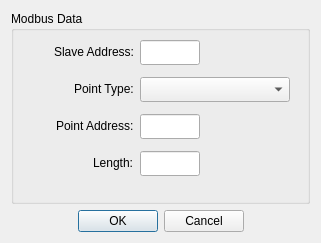
sanny32/OpenModSim, file omodsim/dialogs/dialogdisplaydefinition.ui: the form before one commit.
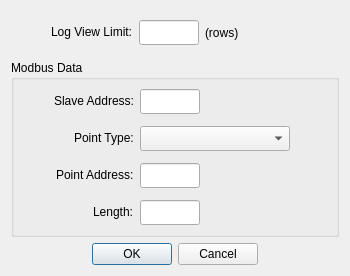
The form after the commit. Custom widgets are drawn as their Qt base class.

Commit message: Developing new log view

Patch:
```diff
--- a/omodsim/dialogs/dialogdisplaydefinition.ui
+++ b/omodsim/dialogs/dialogdisplaydefinition.ui
@@ -6,14 +6,76 @@
    <rect>
     <x>0</x>
     <y>0</y>
-    <width>321</width>
-    <height>243</height>
+    <width>350</width>
+    <height>271</height>
    </rect>
   </property>
   <property name="windowTitle">
    <string>Display Definition</string>
   </property>
   <layout class="QVBoxLayout" name="verticalLayout">
+   <item>
+    <layout class="QFormLayout" name="formLayout_2">
+     <property name="labelAlignment">
+      <set>Qt::AlignRight|Qt::AlignTrailing|Qt::AlignVCenter</set>
+     </property>
+     <property name="formAlignment">
+      <set>Qt::AlignHCenter|Qt::AlignTop</set>
+     </property>
+     <property name="leftMargin">
+      <number>40</number>
+     </property>
+     <property name="topMargin">
+      <number>9</number>
+     </property>
+     <property name="rightMargin">
+      <number>9</number>
+     </property>
+     <property name="bottomMargin">
+      <number>9</number>
+     </property>
+     <item row="0" column="0">
+      <widget class="QLabel" name="labelLogLimit">
+       <property name="text">
+        <string>Log View Limit:</string>
+       </property>
+      </widget>
+     </item>
+     <item row="0" column="1">
+      <layout class="QHBoxLayout" name="horizontalLayout_2">
+       <item>
+        <widget class="NumericLineEdit" name="lineEditLogLimit">
+         <property name="sizePolicy">
+          <sizepolicy hsizetype="Fixed" vsizetype="Fixed">
+           <horstretch>0</horstretch>
+           <verstretch>0</verstretch>
+          </sizepolicy>
+         </property>
+         <property name="minimumSize">
+          <size>
+           <width>0</width>
+           <height>25</height>
+          </size>
+         </property>
+         <property name="maximumSize">
+          <size>
+           <width>60</width>
+           <height>16777215</height>
+          </size>
+         </property>
+        </widget>
+       </item>
+       <item>
+        <widget class="QLabel" name="labelRows">
+         <property name="text">
+          <string>(rows)</string>
+         </property>
+        </widget>
+       </item>
+      </layout>
+     </item>
+    </layout>
+   </item>
    <item>
     <widget class="QGroupBox" name="groupBox">
      <property name="sizePolicy">
```
The commit also changes 6 other files.
